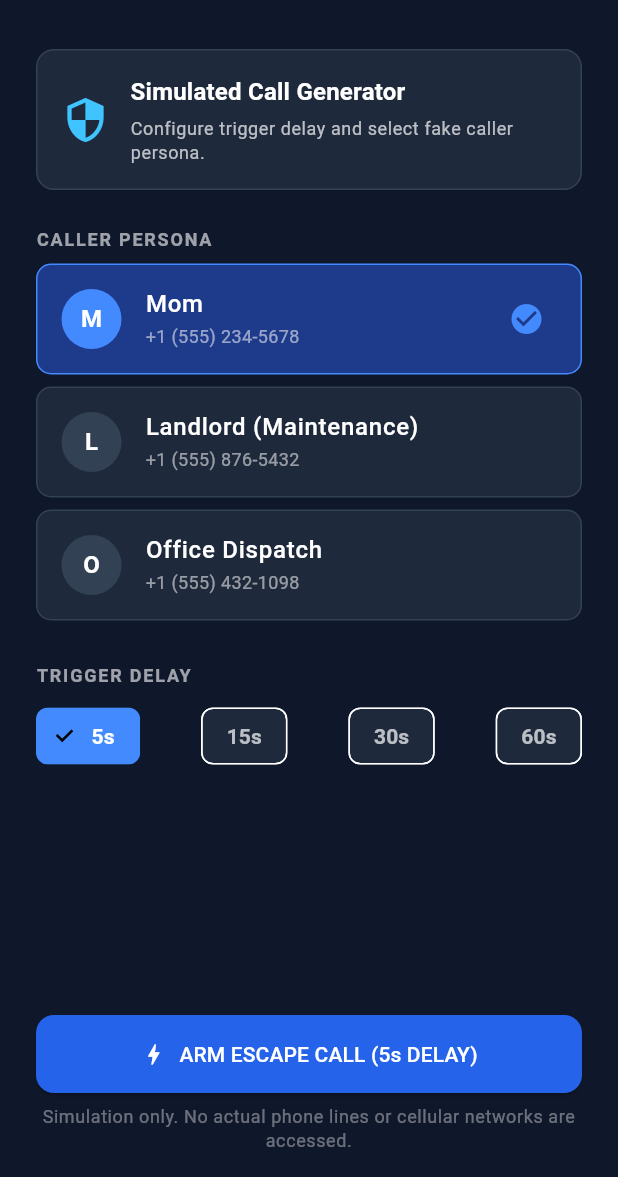
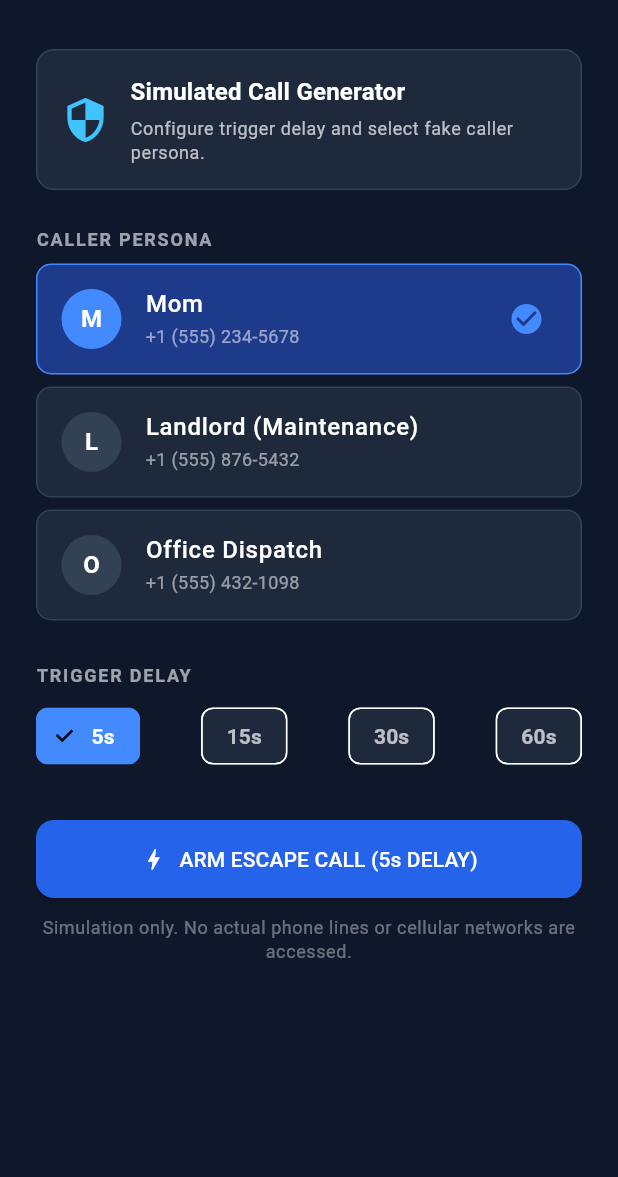
Before and after one commit to donaldycottonacao/GhostBuster, a Flutter app: the screen it shows after launch, on a phone screen of 412 x 824 dp, the part 59-1236 px from its top. Run offline on Flutter 3.47's test engine with Material 3 defaults, Android fonts, the phone set to English and light mode, and no system bars.

Commit message:
fix(frontend): make StealthTriggerScreen scrollable to prevent RenderFlex overflow in widget tests

```diff
--- a/frontend-client/lib/screens/stealth_trigger.dart
+++ b/frontend-client/lib/screens/stealth_trigger.dart
@@ -86,7 +86,7 @@ class _StealthTriggerScreenState extends State<StealthTriggerScreen> {
         centerTitle: true,
       ),
       body: SafeArea(
-        child: Padding(
+        child: SingleChildScrollView(
           padding: const EdgeInsets.symmetric(horizontal: 24.0, vertical: 16.0),
           child: Column(
             crossAxisAlignment: CrossAxisAlignment.stretch,
@@ -232,7 +232,7 @@ class _StealthTriggerScreenState extends State<StealthTriggerScreen> {
                 }).toList(),
               ),
 
-              const Spacer(),
+              const SizedBox(height: 32),
 
               // Action Trigger Button
               if (_isCountdownActive)
@@ -264,7 +264,7 @@ class _StealthTriggerScreenState extends State<StealthTriggerScreen> {
                   ),
                 ),
 
-              const SizedBox(height: 8),
+              const SizedBox(height: 12),
               Center(
                 child: Text(
                   'Simulation only. No actual phone lines or cellular networks are accessed.',
```
Also changed, not shown: 1 other file.
